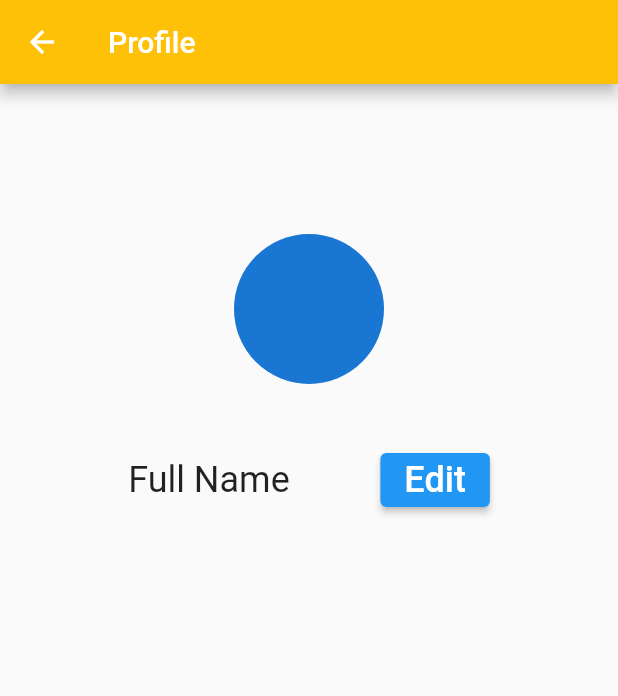
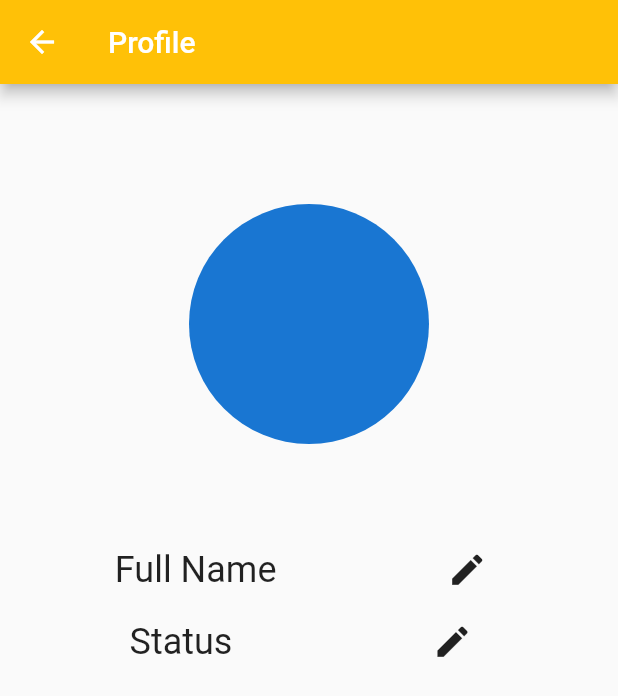
Before and after one commit to Varija-Doshi/ChatApp-, a Flutter app: the Profile screen opened directly, on a phone screen of 412 x 824 dp. Shown: the top 696 px of the screen. Run offline on Flutter 3.47's test engine with Material 2 defaults, Android fonts, the phone set to English and light mode, and no system bars; our stand-ins replace firebase_auth, firebase_core, sms_autofill; accounts and stored records are empty.

Commit message:
Profile1-edit1

```diff
--- a/lib/screens/profile1.dart
+++ b/lib/screens/profile1.dart
@@ -7,8 +7,9 @@ class Profile extends StatefulWidget {
 
 class _ProfileState extends State<Profile> {
   final TextEditingController _nameController = TextEditingController();
+  final TextEditingController _statusController = TextEditingController();
 
-   Future<void> onPressed() async{
+  Future<void> onPressed() async {
     return showDialog(
       barrierDismissible: true,
       context: context,
@@ -48,18 +49,18 @@ class _ProfileState extends State<Profile> {
             crossAxisAlignment: CrossAxisAlignment.center,
             children: <Widget>[
               SizedBox(
-                height: 100,
+                height: 80,
               ),
               CircleAvatar(
-                radius: 50,
+                radius: 80,
               ),
               SizedBox(
-                height: 40,
+                height: 60,
               ),
               SizedBox(
                 width: MediaQuery.of(context).size.width - 50,
                 child: Row(
-                  mainAxisAlignment: MainAxisAlignment.spaceEvenly,
+                  mainAxisAlignment: MainAxisAlignment.spaceAround,
                   children: <Widget>[
                     Text(
                       _nameController.text == ""
@@ -69,14 +70,38 @@ class _ProfileState extends State<Profile> {
                         fontSize: 24,
                       ),
                     ),
-                    ElevatedButton(
-                        onPressed: () {
-                          onPressed();
-                        },
-                        child: Text("Edit",
-                            style: TextStyle(
-                              fontSize: 24,
-                            ))),
+                    IconButton(
+                      icon: Icon(Icons.edit),
+                      iconSize: 27,
+                      splashRadius: 27,
+                      onPressed: () {
+                        onPressed();
+                      },
+                    ),
+                  ],
+                ),
+              ),
+              SizedBox(
+                width: MediaQuery.of(context).size.width - 50,
+                child: Row(
+                  mainAxisAlignment: MainAxisAlignment.spaceAround,
+                  children: <Widget>[
+                    Text(
+                      _statusController.text == ""
+                          ? "Status"
+                          : _nameController.text,
+                      style: TextStyle(
+                        fontSize: 24,
+                      ),
+                    ),
+                    IconButton(
+                      icon: Icon(Icons.edit),
+                      iconSize: 27,
+                      splashRadius: 27,
+                      onPressed: () {
+                        onPressed();
+                      },
+                    ),
                   ],
                 ),
               ),
```
